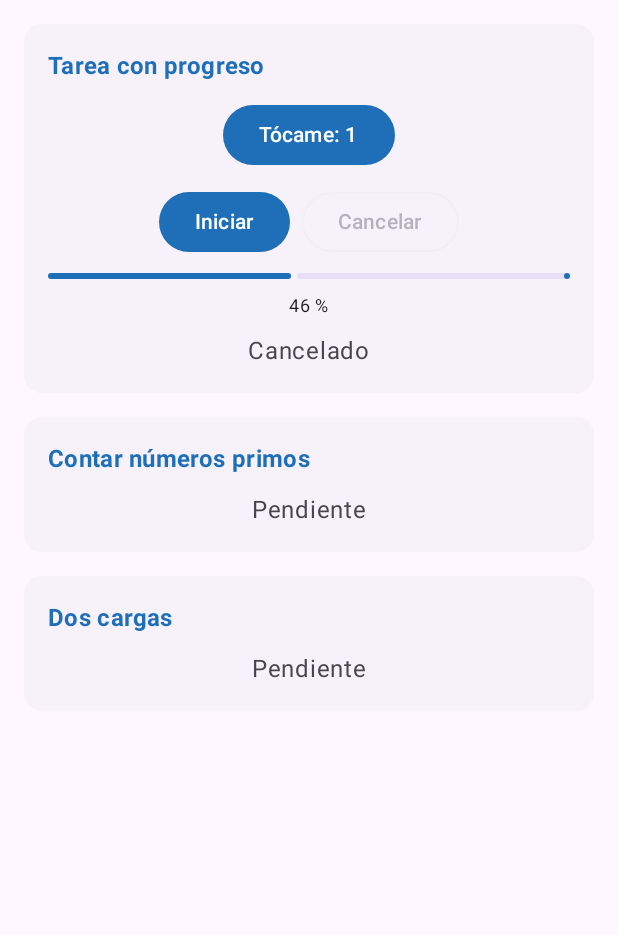
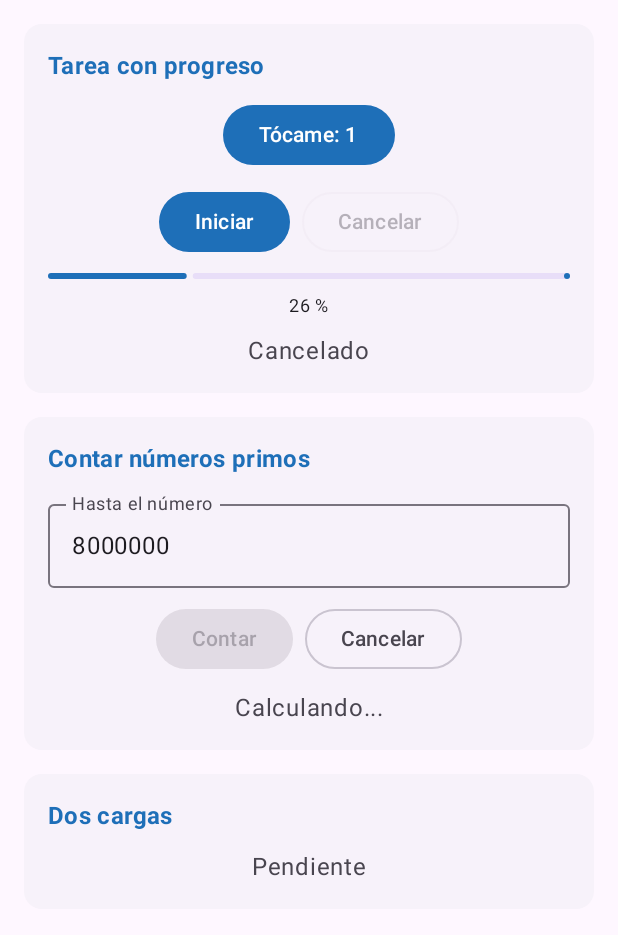
Before and after one commit to LIngaMarin/CentroTareas, an Android app built with Jetpack Compose: the screen it shows after launch (MainActivity), after a tap on an icon or button, on a phone screen of 412 x 824 dp, the part 96-1031 px from its top. Run offline under Robolectric (Android 15) with nearby library versions, the phone set to English and light mode, and no system bars; 3 other taps on this screen came first.

Commit message:
feat(primos): cuenta primos en Dispatchers.Default con cancelacion

```diff
--- a/app/src/main/java/com/ingamarin/centrotareas/data/TareasRepositoryLocal.kt
+++ b/app/src/main/java/com/ingamarin/centrotareas/data/TareasRepositoryLocal.kt
@@ -1,6 +1,9 @@
 package com.ingamarin.centrotareas.data
 
+import kotlinx.coroutines.Dispatchers
 import kotlinx.coroutines.delay
+import kotlinx.coroutines.ensureActive
+import kotlinx.coroutines.withContext
 import java.io.IOException
 
 /** Cargas simuladas con delay (datos ficticios) y el calculo de primos. */
@@ -17,8 +20,26 @@ class TareasRepositoryLocal : TareasRepository {
         return listOf("Pedido 101", "Pedido 102", "Pedido 103")
     }
 
-    override suspend fun contarPrimos(hasta: Int): Int {
-        // TODO Paso 5
-        return 0
+    /**
+     * Calculo pesado (usa mucho procesador): va a Dispatchers.Default.
+     * ensureActive() en cada vuelta permite cancelarlo a mitad del calculo.
+     */
+    override suspend fun contarPrimos(hasta: Int): Int = withContext(Dispatchers.Default) {
+        var cantidad = 0
+        for (n in 2..hasta) {
+            ensureActive()
+            if (esPrimo(n)) cantidad++
+        }
+        cantidad
+    }
+
+    /** true si ningun d entre 2 y la raiz de n divide a n. d * d <= n en Long evita desbordes. */
+    private fun esPrimo(n: Int): Boolean {
+        var d = 2
+        while (d.toLong() * d <= n) {
+            if (n % d == 0) return false
+            d++
+        }
+        return true
     }
 }
--- a/app/src/main/java/com/ingamarin/centrotareas/ui/PantallaTareas.kt
+++ b/app/src/main/java/com/ingamarin/centrotareas/ui/PantallaTareas.kt
@@ -8,6 +8,8 @@ import androidx.compose.foundation.layout.fillMaxSize
 import androidx.compose.foundation.layout.fillMaxWidth
 import androidx.compose.foundation.layout.padding
 import androidx.compose.foundation.rememberScrollState
+import androidx.compose.foundation.shape.RoundedCornerShape
+import androidx.compose.foundation.text.KeyboardOptions
 import androidx.compose.foundation.verticalScroll
 import androidx.compose.material3.Button
 import androidx.compose.material3.Card
@@ -16,20 +18,27 @@ import androidx.compose.material3.ExperimentalMaterial3Api
 import androidx.compose.material3.LinearProgressIndicator
 import androidx.compose.material3.MaterialTheme
 import androidx.compose.material3.OutlinedButton
+import androidx.compose.material3.OutlinedTextField
 import androidx.compose.material3.Scaffold
+import androidx.compose.material3.Surface
 import androidx.compose.material3.Text
 import androidx.compose.material3.TopAppBar
 import androidx.compose.material3.TopAppBarDefaults
 import androidx.compose.runtime.Composable
 import androidx.compose.runtime.getValue
 import androidx.compose.runtime.mutableIntStateOf
+import androidx.compose.runtime.mutableStateOf
 import androidx.compose.runtime.saveable.rememberSaveable
 import androidx.compose.runtime.setValue
 import androidx.compose.ui.Alignment
 import androidx.compose.ui.Modifier
 import androidx.compose.ui.text.font.FontWeight
+import androidx.compose.ui.text.input.KeyboardType
 import androidx.compose.ui.unit.dp
 import androidx.lifecycle.compose.collectAsStateWithLifecycle
+import com.ingamarin.centrotareas.model.PrimosUi
+import com.ingamarin.centrotareas.ui.theme.VerdeFondo
+import com.ingamarin.centrotareas.ui.theme.VerdeTexto
 import com.ingamarin.centrotareas.viewmodel.TareasViewModel
 
 /** Pantalla principal: tres tarjetas. Solo muestra el estado del ViewModel y le avisa los eventos. */
@@ -39,6 +48,10 @@ fun PantallaTareas(vm: TareasViewModel) {
     val mensaje by vm.mensaje.collectAsStateWithLifecycle()
     val progreso by vm.progreso.collectAsStateWithLifecycle()
     val corriendo by vm.corriendo.collectAsStateWithLifecycle()
+    val primos by vm.primos.collectAsStateWithLifecycle()
+    val hastaContado by vm.hastaContado.collectAsStateWithLifecycle()
+    // Por defecto 8 000 000: con 500 000 tardaba ~100 ms en este emulador; la guia pide entre 2 y 5 s
+    var textoHasta by rememberSaveable { mutableStateOf("8000000") }
 
     // Prueba de vida: si deja de sumar, la pantalla esta congelada
     var toques by rememberSaveable { mutableIntStateOf(0) }
@@ -76,13 +89,55 @@ fun PantallaTareas(vm: TareasViewModel) {
                 Text(mensaje, color = MaterialTheme.colorScheme.onSurfaceVariant)
             }
             TarjetaTarea("Contar números primos") {
-                // TODO Paso 5: campo numérico, Contar, Cancelar y resultado
-                Text("Pendiente", color = MaterialTheme.colorScheme.onSurfaceVariant)
+                val calculando = primos is PrimosUi.Calculando
+                OutlinedTextField(
+                    value = textoHasta,
+                    onValueChange = { textoHasta = it.filter(Char::isDigit) },
+                    label = { Text("Hasta el número") },
+                    singleLine = true,
+                    keyboardOptions = KeyboardOptions(keyboardType = KeyboardType.Number),
+                    modifier = Modifier.fillMaxWidth()
+                )
+                Row(horizontalArrangement = Arrangement.spacedBy(8.dp)) {
+                    Button(
+                        // Se ignoran textos no numericos o menores que 2
+                        onClick = { textoHasta.toIntOrNull()?.takeIf { it >= 2 }?.let { vm.contar(it) } },
+                        enabled = !calculando
+                    ) { Text("Contar") }
+                    OutlinedButton(onClick = { vm.cancelarPrimos() }, enabled = calculando) { Text("Cancelar") }
+                }
+                when (val p = primos) {
+                    PrimosUi.Inicial -> Unit
+                    PrimosUi.Calculando -> Text("Calculando...", color = MaterialTheme.colorScheme.onSurfaceVariant)
+                    is PrimosUi.Listo -> RecuadroExito(
+                        "Primos hasta $hastaContado: ${p.cantidad}",
+                        "Tiempo: ${p.milisegundos} ms"
+                    )
+                    PrimosUi.Cancelado -> Text("Cancelado", color = MaterialTheme.colorScheme.onSurfaceVariant)
+                }
             }
             TarjetaTarea("Dos cargas") {
                 // TODO Pasos 6 y 7: Una por una, A la vez, Simular error y Reintentar
                 Text("Pendiente", color = MaterialTheme.colorScheme.onSurfaceVariant)
             }
+        }
+    }
+}
+
+/** Recuadro verde con el resultado: primera linea en negrita y el resto debajo. */
+@Composable
+fun RecuadroExito(titulo: String, vararg lineas: String) {
+    Surface(
+        color = VerdeFondo,
+        shape = RoundedCornerShape(10.dp),
+        modifier = Modifier.fillMaxWidth()
+    ) {
+        Column(
+            modifier = Modifier.padding(12.dp),
+            horizontalAlignment = Alignment.CenterHorizontally
+        ) {
+            Text(titulo, color = VerdeTexto, fontWeight = FontWeight.Bold)
+            lineas.forEach { Text(it, color = VerdeTexto, style = MaterialTheme.typography.bodySmall) }
         }
     }
 }
```
Also changed, not shown: app/src/main/java/com/ingamarin/centrotareas/viewmodel/TareasViewModel.kt (+28 -1 lines).
